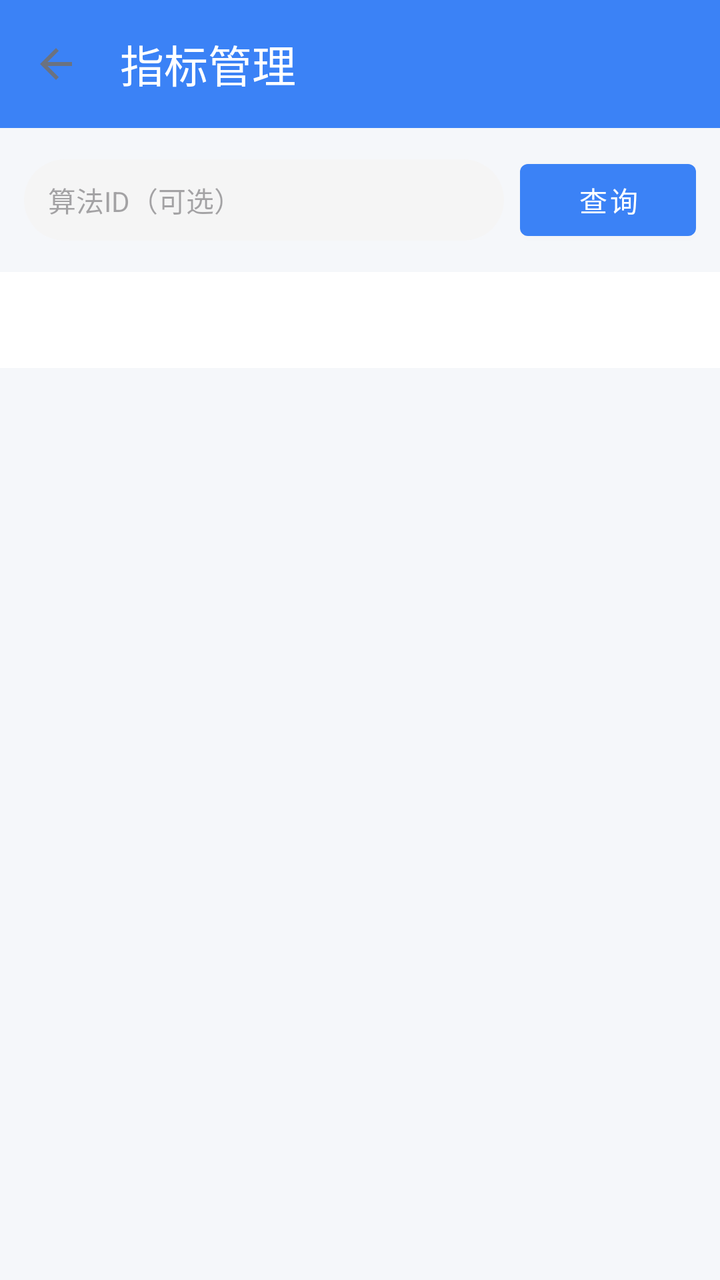
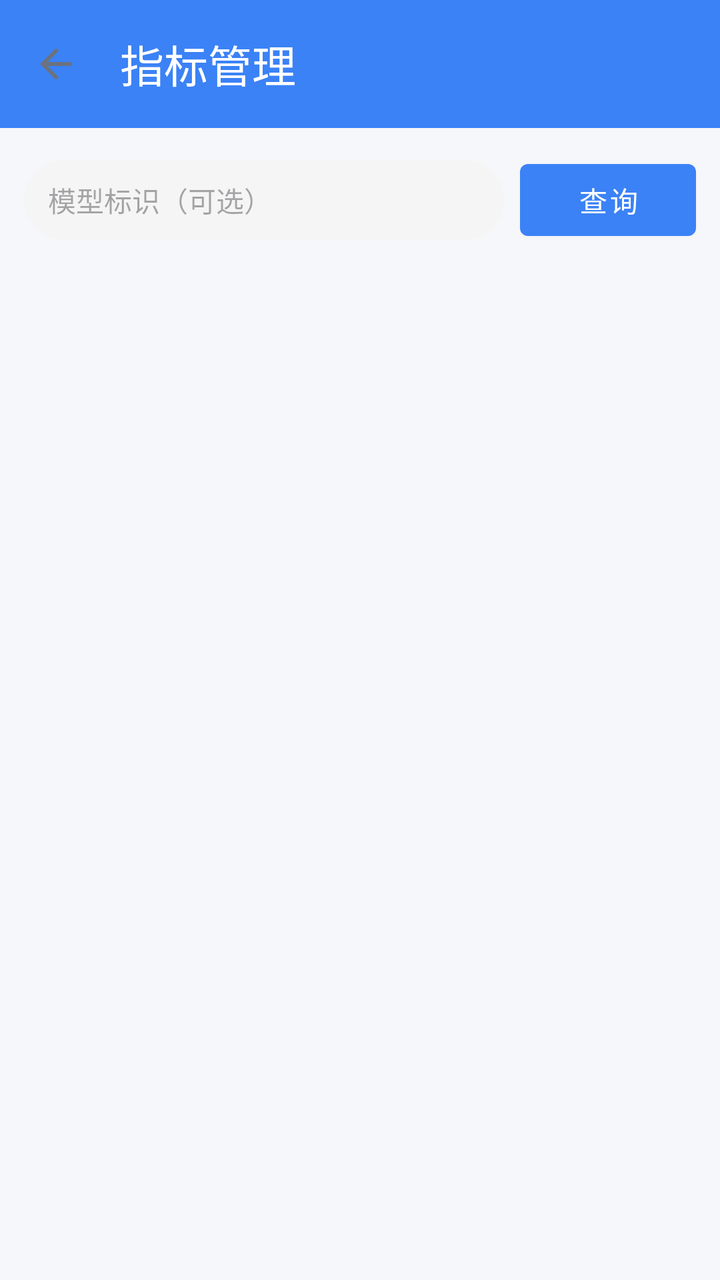

An Android layout rendered at two revisions. The XML below is the earlier revision; the diff shows what the commit changed to produce the second picture.
<!-- AndroidManifest.xml: activity theme Theme.Dehaze -->
<!-- res/layout/activity_metrics_manage.xml -->
<?xml version="1.0" encoding="utf-8"?>
<LinearLayout xmlns:android="http://schemas.android.com/apk/res/android"
    xmlns:app="http://schemas.android.com/apk/res-auto"
    android:layout_width="match_parent"
    android:layout_height="match_parent"
    android:background="@color/bg_page"
    android:orientation="vertical">

    <com.google.android.material.appbar.MaterialToolbar
        android:id="@+id/toolbar"
        android:layout_width="match_parent"
        android:layout_height="?attr/actionBarSize"
        android:background="?attr/colorPrimary"
        app:navigationIcon="?attr/homeAsUpIndicator"
        app:title="指标管理"
        app:titleTextColor="@android:color/white" />

    
    <LinearLayout
        android:layout_width="match_parent"
        android:layout_height="wrap_content"
        android:layout_margin="12dp"
        android:gravity="center_vertical"
        android:orientation="horizontal">

        <EditText
            android:id="@+id/et_algorithm_filter"
            android:layout_width="0dp"
            android:layout_height="wrap_content"
            android:layout_weight="1"
            android:background="@drawable/bg_search_input"
            android:hint="算法ID（可选）"
            android:inputType="number"
            android:paddingStart="12dp"
            android:paddingEnd="12dp"
            android:paddingTop="10dp"
            android:paddingBottom="10dp"
            android:textColor="@color/text_primary"
            android:textSize="14sp" />

        <com.google.android.material.button.MaterialButton
            android:id="@+id/btn_refresh"
            style="@style/Widget.MaterialComponents.Button"
            android:layout_width="wrap_content"
            android:layout_height="wrap_content"
            android:layout_marginStart="8dp"
            android:text="查询" />
    </LinearLayout>

    
    <com.google.android.material.tabs.TabLayout
        android:id="@+id/tab_layout"
        android:layout_width="match_parent"
        android:layout_height="wrap_content"
        android:background="@color/bg_card"
        app:tabSelectedTextColor="@color/brand_primary"
        app:tabTextColor="@color/text_regular" />

    <androidx.viewpager2.widget.ViewPager2
        android:id="@+id/view_pager"
        android:layout_width="match_parent"
        android:layout_height="0dp"
        android:layout_weight="1" />

</LinearLayout>
<!-- resources referenced by this layout -->
<resources>
  <color name="bg_card">#FFFFFFFF</color>
  <color name="bg_page">#FFF5F7FA</color>
  <color name="brand_primary">#FF3B82F6</color>
  <color name="text_primary">#FF1F2937</color>
  <color name="text_regular">#FF4B5563</color>
  <!-- drawable bg_search_input (drawable) -->
  <?xml version="1.0" encoding="utf-8"?>
  <shape xmlns:android="http://schemas.android.com/apk/res/android">
      <solid android:color="#F5F5F5" />
      <corners android:radius="24dp" />
  </shape>
  <style name="Theme.Dehaze" parent="Base.Theme.Dehaze">
          
          <item name="colorPrimary">@color/brand_primary</item>
          <item name="colorPrimaryVariant">@color/brand_primary_dark</item>
          <item name="colorOnPrimary">@color/white</item>
          <item name="colorSecondary">@color/brand_secondary</item>
          <item name="colorOnSecondary">@color/white</item>
          <item name="android:colorBackground">@color/bg_page</item>
          <item name="colorSurface">@color/bg_card</item>
          <item name="android:statusBarColor">@color/brand_primary</item>
      </style>
  <style name="Base.Theme.Dehaze" parent="Theme.Material3.DayNight.NoActionBar">
          
          <item name="colorPrimary">@color/brand_primary</item>
          <item name="colorPrimaryVariant">@color/brand_primary_dark</item>
          <item name="colorOnPrimary">@color/white</item>
          
          <item name="colorSecondary">@color/brand_secondary</item>
          <item name="colorOnSecondary">@color/white</item>
          
          <item name="android:colorBackground">@color/bg_page</item>
          <item name="colorSurface">@color/bg_card</item>
          <item name="colorOnSurface">@color/text_primary</item>
          
          <item name="colorError">@color/color_error</item>
          
          <item name="android:statusBarColor">@color/brand_primary</item>
          <item name="android:windowLightStatusBar">false</item>
          
          <item name="android:fontFamily">sans-serif</item>
          <item name="android:textColorPrimary">@color/text_primary</item>
          <item name="android:textColorSecondary">@color/text_secondary</item>
      </style>
  <color name="brand_primary_dark">#FF6366F1</color>
  <color name="white">#FFFFFFFF</color>
  <color name="brand_secondary">#FF4285F4</color>
  <color name="color_error">#FFF44336</color>
  <color name="text_secondary">#FF6B7280</color>
</resources>

<!-- the commit's change to res/layout/activity_metrics_manage.xml (unified diff, before → after) -->
@@ -24,12 +24,12 @@
         android:orientation="horizontal">
 
         <EditText
-            android:id="@+id/et_algorithm_filter"
+            android:id="@+id/et_model_filter"
             android:layout_width="0dp"
             android:layout_height="wrap_content"
             android:layout_weight="1"
             android:background="@drawable/bg_search_input"
-            android:hint="算法ID（可选）"
+            android:hint="模型标识（可选）"
             android:inputType="number"
             android:paddingStart="12dp"
             android:paddingEnd="12dp"
@@ -47,17 +47,8 @@
             android:text="查询" />
     </LinearLayout>
 
-    
-    <com.google.android.material.tabs.TabLayout
-        android:id="@+id/tab_layout"
-        android:layout_width="match_parent"
-        android:layout_height="wrap_content"
-        android:background="@color/bg_card"
-        app:tabSelectedTextColor="@color/brand_primary"
-        app:tabTextColor="@color/text_regular" />
-
-    <androidx.viewpager2.widget.ViewPager2
-        android:id="@+id/view_pager"
+    <androidx.fragment.app.FragmentContainerView
+        android:id="@+id/fragment_container"
         android:layout_width="match_parent"
         android:layout_height="0dp"
         android:layout_weight="1" />
<!-- resource entries referenced after the edit -->
@@ -4,7 +4,6 @@
   <color name="bg_page">#FFF5F7FA</color>
   <color name="brand_primary">#FF3B82F6</color>
   <color name="text_primary">#FF1F2937</color>
-  <color name="text_regular">#FF4B5563</color>
   <!-- drawable bg_search_input (drawable) -->
   <?xml version="1.0" encoding="utf-8"?>
   <shape xmlns:android="http://schemas.android.com/apk/res/android">
